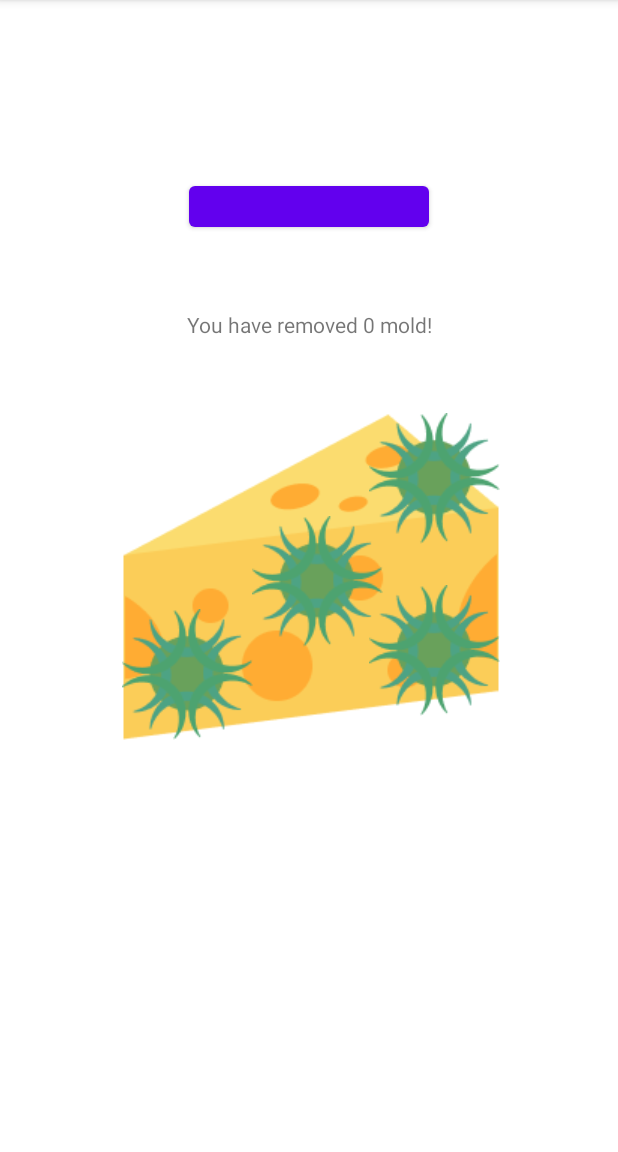
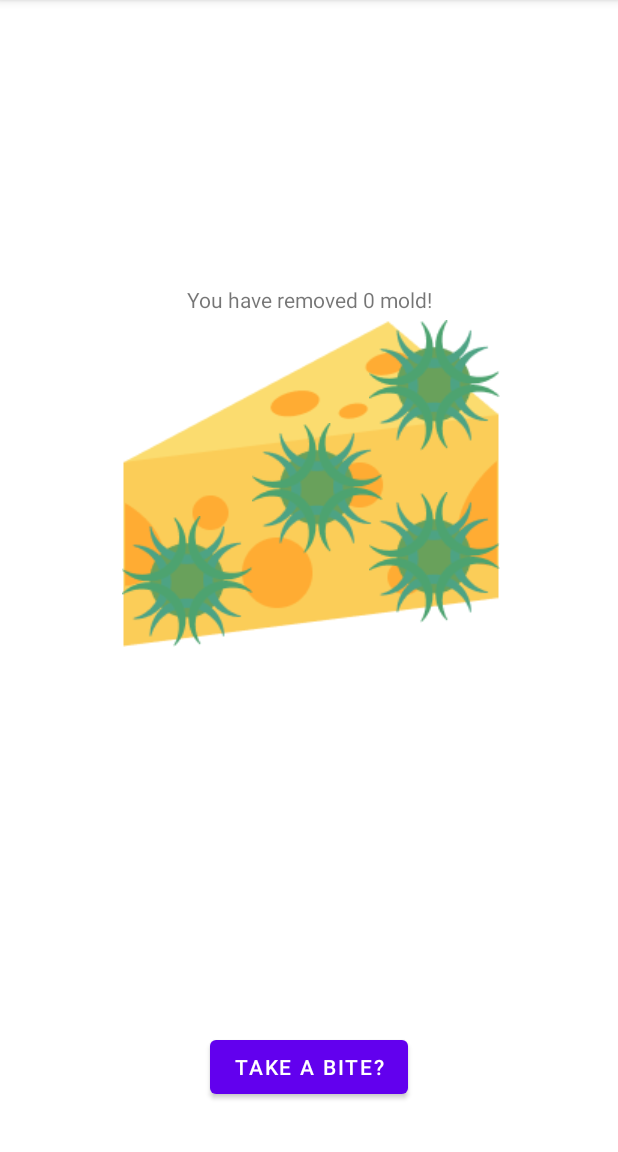
Before and after one commit to MishiMads/P2Gruppe3, an Android app: the screen it shows after launch (MiniGame2), after a tap on "MINIGAME 2", on a phone screen of 412 x 824 dp, the part 84-1236 px from its top. Run offline under Robolectric (Android 15) with nearby library versions, the phone set to English and light mode, and no system bars.

Commit message:
Minigame 2 fixed

```diff
--- a/app/src/main/java/com/example/p2gruppe3/Catalog.java
+++ b/app/src/main/java/com/example/p2gruppe3/Catalog.java
@@ -76,7 +76,7 @@ public class Catalog extends AppCompatActivity {
                 builder.setCancelable(true);
                 builder.setTitle("Milk");
                 builder.setMessage("Did you know that you can check if your milk is spoiled by smelling it?\n\nIf it smells sour, it means that the milk is sour and it is spoiled.\nThis sour smell is caused by lactic acid bacteria as they break down and afterwards ferment the milk. This indicates that it is time to throw out the milk.");
-s
+
                 builder.setNegativeButton("OK", new DialogInterface.OnClickListener() {
                     @Override
                     public void onClick(DialogInterface dialogInterface, int i) {
--- a/app/src/main/java/com/example/p2gruppe3/MainActivity.java
+++ b/app/src/main/java/com/example/p2gruppe3/MainActivity.java
@@ -68,7 +68,7 @@ public class MainActivity extends AppCompatActivity {
         MG2 = findViewById(R.id.MG2);
         MG3 = findViewById(R.id.MG3);
 
-        Change = findViewById(R.id.BGB);
+
 
         DisplayPoints = findViewById(R.id.PlantPointsDisplay);
         DisplayPoints.setTextColor(R.color.black);
@@ -77,6 +77,12 @@ public class MainActivity extends AppCompatActivity {
 
         Random random = new Random();
         int RanNumber = random.nextInt(3) +1;
+
+        Drag1.setBackground(Background);
+        Drag2.setBackground(Background);
+        Drag3.setBackground(Background);
+        Drag4.setBackground(Background);
+        Drag5.setBackground(Background);
 
         Map.setOnTouchListener(new View.OnTouchListener() {
             @Override
@@ -125,22 +131,6 @@ public class MainActivity extends AppCompatActivity {
                 return true;
             }
         });
-
-        Change.setOnClickListener(new View.OnClickListener() {
-            @SuppressLint("ResourceAsColor")
-            @Override
-            public void onClick(View view) {
-                Drag1.setBackground(Background);
-                Drag2.setBackground(Background);
-                Drag3.setBackground(Background);
-                Drag4.setBackground(Background);
-                Drag5.setBackground(Background);
-
-
-
-            }
-        });
-
 
 
         MG1.setOnClickListener(new View.OnClickListener() {
--- a/app/src/main/res/layout/activity_mini_game2.xml
+++ b/app/src/main/res/layout/activity_mini_game2.xml
@@ -16,21 +16,8 @@
         app:layout_constraintHorizontal_bias="0.509"
         app:layout_constraintStart_toStartOf="parent"
         app:layout_constraintTop_toTopOf="parent"
+        app:layout_constraintVertical_bias="0.388"
         app:srcCompat="@drawable/group_1" />
-
-    <ImageButton
-        android:id="@+id/moldButton1"
-        android:layout_width="wrap_content"
-        android:layout_height="wrap_content"
-        android:background="#00FFFFFF"
-        android:contentDescription="Button to remove mold"
-        app:layout_constraintBottom_toBottomOf="@+id/cheeseObject"
-        app:layout_constraintEnd_toStartOf="@+id/moldButton2"
-        app:layout_constraintHorizontal_bias="0.0"
-        app:layout_constraintStart_toStartOf="@+id/cheeseObject"
-        app:layout_constraintTop_toTopOf="@+id/cheeseObject"
-        app:layout_constraintVertical_bias="1.0"
-        app:srcCompat="@drawable/mold" />
 
     <ImageButton
         android:id="@+id/moldButton2"
@@ -74,25 +61,40 @@
         app:layout_constraintVertical_bias="0.0"
         app:srcCompat="@drawable/mold" />
 
+    <TextView
+        android:id="@+id/messageText"
+        android:layout_width="wrap_content"
+        android:layout_height="wrap_content"
+        android:layout_marginBottom="4dp"
+        android:text="You have removed 0 mold!"
+        app:layout_constraintBottom_toTopOf="@+id/cheeseObject"
+        app:layout_constraintEnd_toEndOf="parent"
+        app:layout_constraintStart_toStartOf="parent" />
+
+    <ImageButton
+        android:id="@+id/moldButton1"
+        android:layout_width="wrap_content"
+        android:layout_height="wrap_content"
+        android:background="#00FFFFFF"
+        android:contentDescription="Button to remove mold"
+        app:layout_constraintBottom_toBottomOf="@+id/cheeseObject"
+        app:layout_constraintEnd_toStartOf="@+id/moldButton2"
+        app:layout_constraintHorizontal_bias="0.0"
+        app:layout_constraintStart_toStartOf="@+id/cheeseObject"
+        app:layout_constraintTop_toTopOf="@+id/cheeseObject"
+        app:layout_constraintVertical_bias="1.0"
+        app:srcCompat="@drawable/mold" />
+
     <Button
         android:id="@+id/moldRemovedButton"
-        android:layout_width="160dp"
-        android:layout_height="39dp"
-        app:layout_constraintBottom_toTopOf="@+id/cheeseObject"
+        android:layout_width="wrap_content"
+        android:layout_height="wrap_content"
+        android:text="Take a bite?"
+        app:layout_constraintBottom_toBottomOf="parent"
         app:layout_constraintEnd_toEndOf="parent"
         app:layout_constraintHorizontal_bias="0.499"
         app:layout_constraintStart_toStartOf="parent"
         app:layout_constraintTop_toTopOf="parent"
-        tools:text="Take a bite?" />
-
-    <TextView
-        android:id="@+id/messageText"
-        android:layout_width="wrap_content"
-        android:layout_height="wrap_content"
-        android:text="You have removed 0 mold!"
-        app:layout_constraintBottom_toTopOf="@+id/cheeseObject"
-        app:layout_constraintEnd_toEndOf="parent"
-        app:layout_constraintStart_toStartOf="parent"
-        app:layout_constraintTop_toBottomOf="@+id/moldRemovedButton" />
+        app:layout_constraintVertical_bias="0.955" />
 
 </androidx.constraintlayout.widget.ConstraintLayout>
```
Also changed, not shown: app/src/main/java/com/example/p2gruppe3/MiniGame2.java (+8 -1 lines), app/src/main/res/layout/activity_main.xml (+1 -12 lines).
